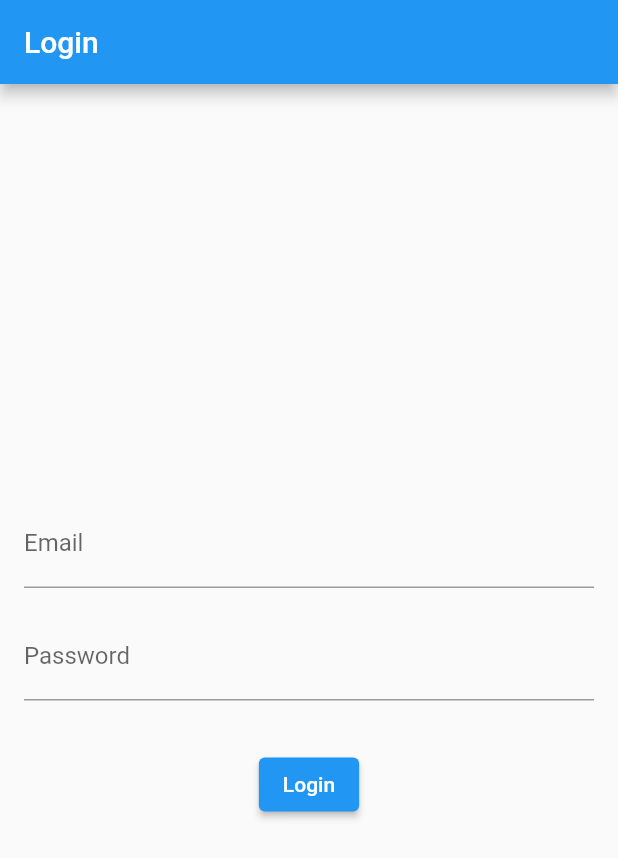
After one commit to NicoLe-01/diamond_prediction_flutter, a Flutter app: the screen it shows after launch, after a tap on the "logout" icon, on a phone screen of 412 x 824 dp. The commit adds this screen. Shown: the top 858 px of the screen. Run offline on Flutter 3.47's test engine with Material 2 defaults, Android fonts, the phone set to English and light mode, and no system bars; missing offline and left inert: tflite_flutter.

Commit message:
add: login page, navigator, and load model

```diff
--- /dev/null
+++ b/lib/login_page.dart
@@ -0,0 +1,39 @@
+import 'package:flutter/material.dart';
+
+class LoginPage extends StatelessWidget {
+  @override
+  Widget build(BuildContext context) {
+    return Scaffold(
+      appBar: AppBar(
+        title: Text('Login'),
+      ),
+      body: Padding(
+        padding: const EdgeInsets.all(16.0),
+        child: Column(
+          mainAxisAlignment: MainAxisAlignment.center,
+          children: <Widget>[
+            TextField(
+              decoration: InputDecoration(
+                labelText: 'Email',
+              ),
+            ),
+            SizedBox(height: 16.0),
+            TextField(
+              obscureText: true,
+              decoration: InputDecoration(
+                labelText: 'Password',
+              ),
+            ),
+            SizedBox(height: 32.0),
+            ElevatedButton(
+              onPressed: () {
+                // Handle login logic here
+              },
+              child: Text('Login'),
+            ),
+          ],
+        ),
+      ),
+    );
+  }
+}
--- a/lib/main.dart
+++ b/lib/main.dart
@@ -1,5 +1,6 @@
 import 'package:flutter/material.dart';
-import 'package:tflite/tflite.dart';
+import 'package:tflite_flutter/tflite_flutter.dart';
+import 'login_page.dart';
 
 void main() {
   runApp(const MyApp());
@@ -65,11 +66,61 @@ class _MyHomePageState extends State<MyHomePage> {
   final double _z = 0.0;
   final TextEditingController _zController = TextEditingController();
 
+  double _predictionResult = 0.0;
+
+  // Future<void> makePredictions() async {
+  //   // Get input values from controllers
+  //   double carat = double.tryParse(_caratController.text) ?? 0.0;
+  //   double cut = double.tryParse(_cutController.text) ?? 0.0;
+  //   double x = double.tryParse(_xController.text) ?? 0.0;
+  //   double y = double.tryParse(_yController.text) ?? 0.0;
+  //   double z = double.tryParse(_zController.text) ?? 0.0;
+
+  //   final input = TensorBufferFloat(<double>[carat, cut, x, y, z]);
+  //   final output = {};
+
+  //   final interpreter =
+  //       await Interpreter.fromAsset('assets/diamond_price_model.tflite');
+
+  //   await interpreter.run(input, output);
+
+  //   final predictionResult = output[interpreter.getOutputTensor(0)];
+
+  //   setState(() {
+  //     _predictionResult = predictionResult;
+  //   });
+  // }
+
+  @override
+  void initState() {
+    super.initState();
+    loadModel();
+  }
+
+  Future<void> loadModel() async {
+    try {
+      final interpreter =
+          await Interpreter.fromAsset('diamond_price_model.tflite');
+      print("Model Loaded Succesfully");
+    } catch (e) {
+      print(e);
+    }
+  }
+
   @override
   Widget build(BuildContext context) {
     return Scaffold(
       appBar: AppBar(
         title: Text(widget.title),
+        actions: [
+          IconButton(
+              icon: Icon(Icons.logout),
+              onPressed: () {
+                Navigator.of(context).pushReplacement(MaterialPageRoute(
+                  builder: (context) => LoginPage(),
+                ));
+              })
+        ],
       ),
       body: GestureDetector(
         onTap: () {
@@ -156,7 +207,7 @@ class InputField extends StatelessWidget {
             ),
             const SizedBox(height: 8.0),
             const Text(
-              "0", // Display the prediction result here
+              '0', // Display the prediction result here
               style: TextStyle(fontSize: 16.0),
             ),
           ],
```
Also changed, not shown: pubspec.yaml (+5 -3 lines), assets/images/enna.jpg (renamed from images/enna.jpg), assets/images/icons/icon.png (renamed from images/icons/icon.png), pubspec.lock, 9 other files.
